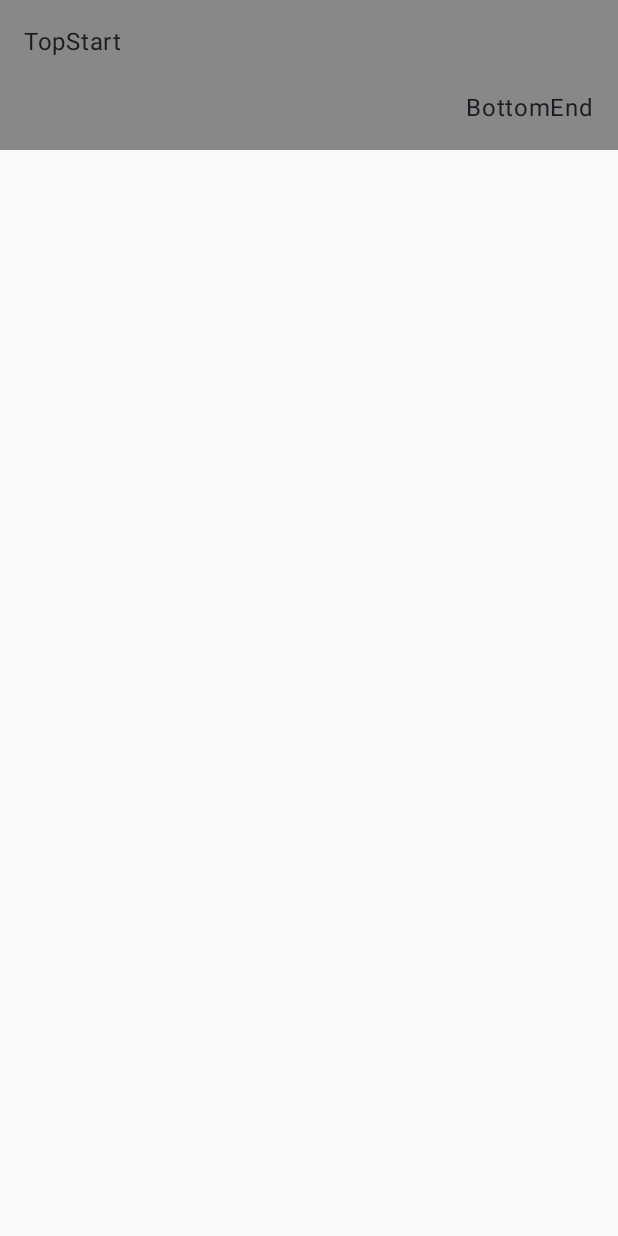
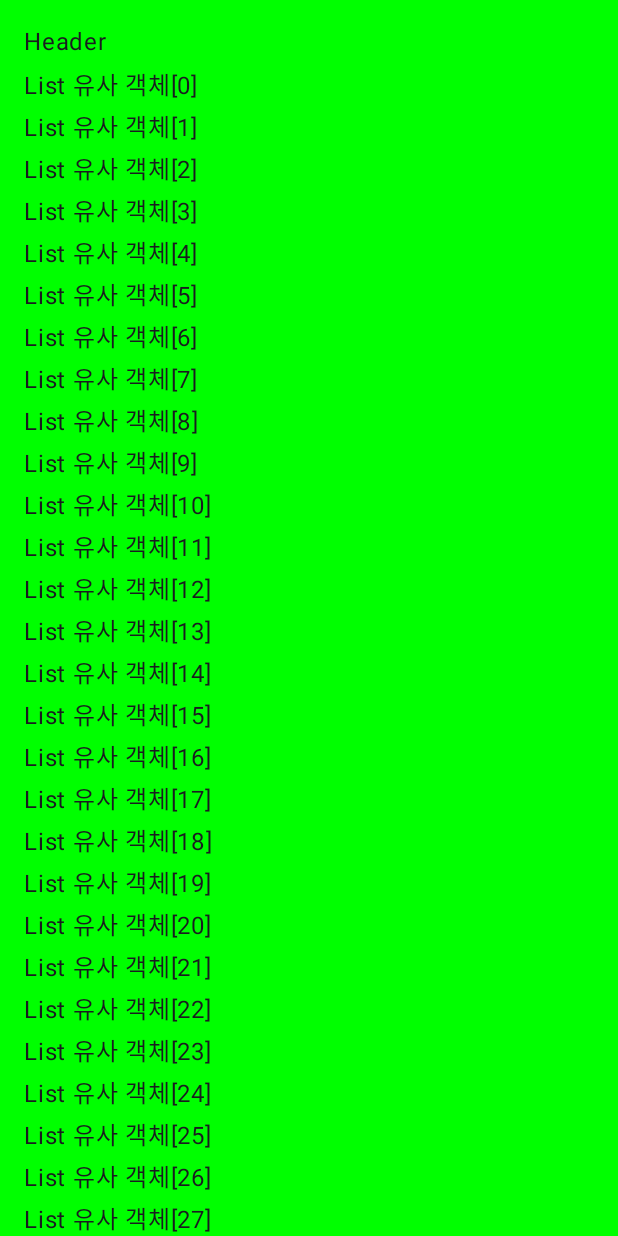
Before and after one commit to rlaxodud214/TechTrendsStudy, an Android app built with Jetpack Compose: the screen it shows after launch (MainActivity), on a phone screen of 412 x 824 dp. Run offline under Robolectric (Android 15) with nearby library versions, the phone set to English and light mode, and no system bars.

Commit message:
Jetpack Compose 4 - List UI -> LazyColumn

```diff
--- a/app/src/main/java/com/example/techtrendsstudy/MainActivity.kt
+++ b/app/src/main/java/com/example/techtrendsstudy/MainActivity.kt
@@ -7,6 +7,7 @@ import androidx.compose.foundation.background
 import androidx.compose.foundation.layout.Arrangement
 import androidx.compose.foundation.layout.Box
 import androidx.compose.foundation.layout.Column
+import androidx.compose.foundation.layout.PaddingValues
 import androidx.compose.foundation.layout.Row
 import androidx.compose.foundation.layout.Spacer
 import androidx.compose.foundation.layout.fillMaxSize
@@ -14,6 +15,9 @@ import androidx.compose.foundation.layout.fillMaxWidth
 import androidx.compose.foundation.layout.height
 import androidx.compose.foundation.layout.padding
 import androidx.compose.foundation.layout.width
+import androidx.compose.foundation.lazy.LazyColumn
+import androidx.compose.foundation.rememberScrollState
+import androidx.compose.foundation.verticalScroll
 import androidx.compose.material3.MaterialTheme
 import androidx.compose.material3.Scaffold
 import androidx.compose.material3.Surface
@@ -31,32 +35,62 @@ class MainActivity : ComponentActivity() {
     override fun onCreate(savedInstanceState: Bundle?) {
         super.onCreate(savedInstanceState)
 
+        // setContent 안에서만 Compose 객체를 사용할 수 있다.
         setContent {
+            val scrollState = rememberScrollState()
             TechTrendsStudyTheme {
                 // A surface container using the 'background' color from the theme
                 Surface(color = MaterialTheme.colorScheme.background) {
-                    /* 모든 Composable 객체들은 기본적으로 modifier를 사용할 수 있다.
-                       Box는 자식들이 다 겹치는 속성을 가지고 있어 FrameLayout과 유사하다.
-                       Box(
+                    /* Jetpack Compose 4 - List(기존 ListView), LazyColumn(기존 RecyclerView)
+                       데이터의 개수가 많을 때, 많은 리소스가 발생하므로 LazyColumn를 사용한다.
+
+                       LazyColumn(
                            modifier: Modifier = Modifier,
-                           contentAlignment: Alignment = Alignment.TopStart,
-                           propagateMinConstraints: Boolean = false,
-                           content: @Composable BoxScope.() -> Unit
-                       Column과 Row, Box를 사용하여 큰 틀의 레이아웃을 구성하면 된다. -> RN, 플러터와 같음
-                     */
-                    Box(modifier = Modifier
-                        .background(color = Color.Gray)
-                        .fillMaxWidth()
-                        .height(100.dp)
-                        .padding(16.dp),
-                        contentAlignment = Alignment.TopStart
+                           state: LazyListState = rememberLazyListState(),
+                           contentPadding: PaddingValues = PaddingValues(0.dp),
+                           reverseLayout: Boolean = false,
+                           verticalArrangement: Arrangement.Vertical =
+                               if (!reverseLayout) Arrangement.Top else Arrangement.Bottom,
+                           horizontalAlignment: Alignment.Horizontal = Alignment.Start,
+                           flingBehavior: FlingBehavior = ScrollableDefaults.flingBehavior(),
+                           userScrollEnabled: Boolean = true,
+                           content: LazyListScope.() -> Unit
+                    */
+                    LazyColumn(
+                        modifier = Modifier
+                            .background(color = Color.Green)
+                            .fillMaxWidth(),
+                        contentPadding = PaddingValues(16.dp), // 외부 객체 와의 패딩
+                        verticalArrangement = Arrangement.spacedBy(4.dp), // 내부 객체 간의 패딩
                     ) {
-                        Text("TopStart")
-                        Box(modifier = Modifier.fillMaxSize(),
-                            contentAlignment = Alignment.BottomEnd) {
-                            Text("BottomEnd")
+                        item {
+                            Text("Header")
+                        }
+                        /*
+                        items(
+                            count: Int,
+                            key: ((index: Int) -> Any)? = null,
+                            contentType: (index: Int) -> Any? = { null },
+                            itemContent: @Composable LazyItemScope.(index: Int) -> Unit
+
+                         */
+                        items(100) { index ->
+                            Text("List 유사 객체[$index]")
+                        }
+                        item {
+                            Text("Footer")
                         }
                     }
+                    // 아래의 Column을 위와 같이 LazyColumn으로 변경
+//                    Column(modifier = Modifier
+//                        .background(color = Color.Green)
+//                        .fillMaxWidth()
+//                        .verticalScroll(scrollState)
+//                    ) {
+//                        for (i in 1..50) {
+//                            Text("$i")
+//                        }
+//                    }
                 }
             }
         }
```
